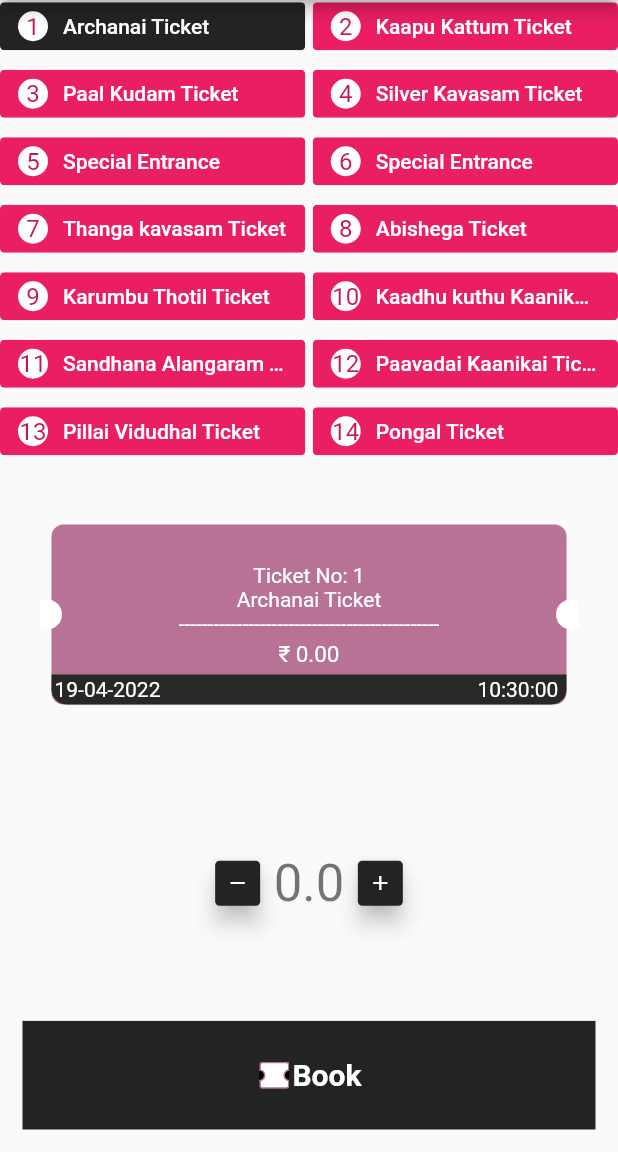
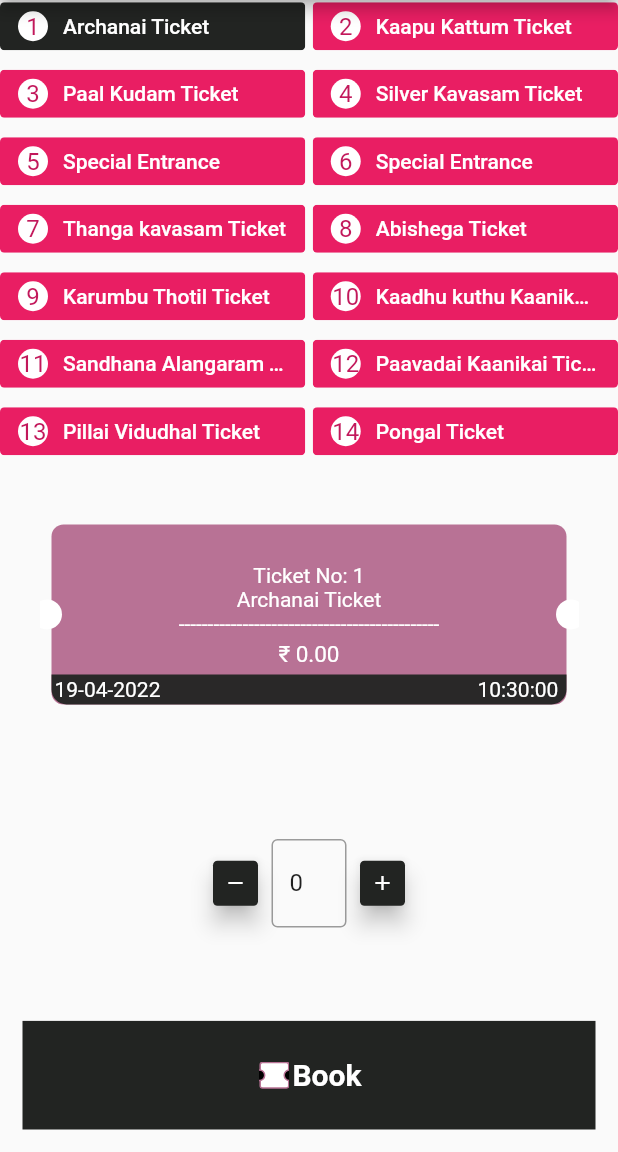
Before and after one commit to JAYAMURUGANJ/Ticketing, a Flutter app: the screen it shows after launch, on a phone screen of 412 x 824 dp, the part 84-1236 px from its top. Run offline on Flutter 3.47's test engine with Material 2 defaults, Android fonts, the phone set to English and light mode, and no system bars; missing offline and left inert: simple_speed_dial.

Commit message:
first commit

```diff
--- a/lib/main.dart
+++ b/lib/main.dart
@@ -35,9 +35,9 @@ class MyHomePage extends StatefulWidget {
 }
 
 class _MyHomePageState extends State<MyHomePage> {
-  double counter = 0;
+  int counter = 0;
+  final TextEditingController _controller = TextEditingController();
   Color btnColor = const Color.fromARGB(255, 34, 36, 34);
-
   late List<TicketData> _choices;
   late double ticket_amt;
   double total_amt = 0.0;
@@ -54,7 +54,7 @@ class _MyHomePageState extends State<MyHomePage> {
   @override
   void initState() {
     super.initState();
-
+    _controller.text = "0";
     _defaultChoiceIndex = 0;
     ticket_amt = 5.00;
     tally = formatter.format(num.parse(total_amt.toString()));
@@ -204,8 +204,6 @@ class _MyHomePageState extends State<MyHomePage> {
             ),
             Expanded(
               flex: 3,
-              child: SizedBox(
-                height: 150,
               child: Row(
                 mainAxisAlignment: MainAxisAlignment.center,
                 children: [
@@ -213,8 +211,15 @@ class _MyHomePageState extends State<MyHomePage> {
                     constraints:
                         const BoxConstraints.tightFor(width: 30, height: 30),
                     elevation: 6.0,
-                      onPressed:
-                          counter == 0 ? _resetCounter : _decrementCounter,
+                    onPressed: counter == 0
+                        ? () {
+                            _resetCounter();
+                            _controller.text = counter.toString();
+                          }
+                        : () {
+                            _decrementCounter();
+                            _controller.text = counter.toString();
+                          },
                     shape: RoundedRectangleBorder(
                         borderRadius: BorderRadius.circular(15 * 0.2)),
                     fillColor: btnColor,
@@ -224,15 +229,34 @@ class _MyHomePageState extends State<MyHomePage> {
                       size: 20 * 0.8,
                     ),
                   ),
-                    Text(
-                      '$counter',
-                      style: Theme.of(context).textTheme.headline4,
+                  SizedBox(
+                    width: 50,
+                    child: TextField(
+                      controller: _controller,
+                      keyboardType: TextInputType.number,
+                      decoration: const InputDecoration(
+                        border: OutlineInputBorder(),
+                      ),
+                      onChanged: (String value) {
+                        setState(() {
+                          counter = int.parse(value);
+                          _controller.selection = TextSelection.fromPosition(
+                              TextPosition(offset: value.length));
+                          total_amt = ticket_amt * counter;
+                          tally =
+                              formatter.format(num.parse(total_amt.toString()));
+                        });
+                      },
+                    ),
                   ),
                   RawMaterialButton(
                     constraints:
                         const BoxConstraints.tightFor(width: 30, height: 30),
                     elevation: 6.0,
-                      onPressed: _incrementCounter,
+                    onPressed: () {
+                      _incrementCounter();
+                      _controller.text = counter.toString();
+                    },
                     shape: RoundedRectangleBorder(
                         borderRadius: BorderRadius.circular(15 * 0.2)),
                     fillColor: btnColor,
@@ -243,7 +267,6 @@ class _MyHomePageState extends State<MyHomePage> {
                     ),
                   ),
                 ],
-                ),
               ),
             ),
             Expanded(
```
Lines whose indentation alone changed are shown as unchanged.
